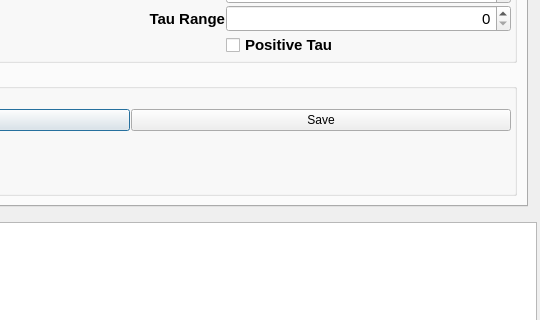
Qt form modules/rdf/RandomDecisionForestDialogGui.ui (Boazrciasn/RDFramework) before a commit; both pictures show x 660 to 1200 and y 181 to 501 of the 1200 by 800 pixel window.
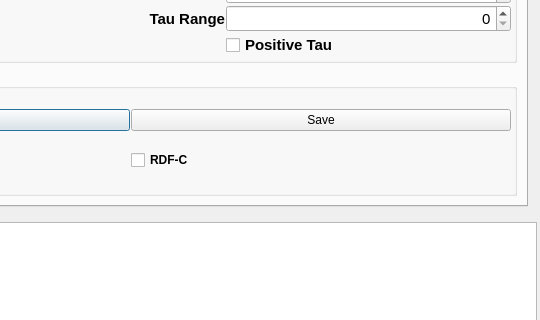
The same form after that commit.

Commit message: RDF & RDF-C toggl from UI

Diff of the .ui file:
```diff
--- a/modules/rdf/RandomDecisionForestDialogGui.ui
+++ b/modules/rdf/RandomDecisionForestDialogGui.ui
@@ -452,6 +452,19 @@
                </property>
               </widget>
              </item>
+             <item row="1" column="2">
+              <widget class="QCheckBox" name="checkBox_isRDFC">
+               <property name="font">
+                <font>
+                 <weight>75</weight>
+                 <bold>true</bold>
+                </font>
+               </property>
+               <property name="text">
+                <string>RDF-C</string>
+               </property>
+              </widget>
+             </item>
             </layout>
            </widget>
           </item>
```
The commit also changes 3 other files.
